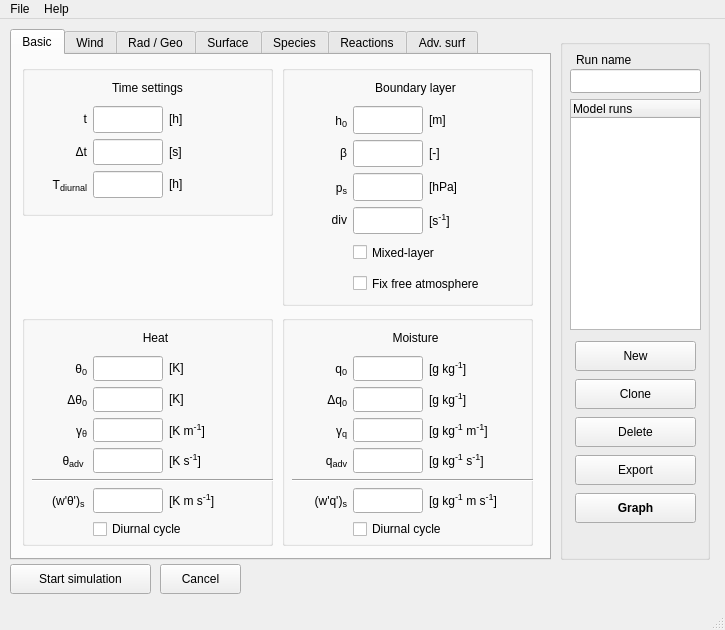
Old version of the form mainwindow.ui in the repository classmodel/modelgui.
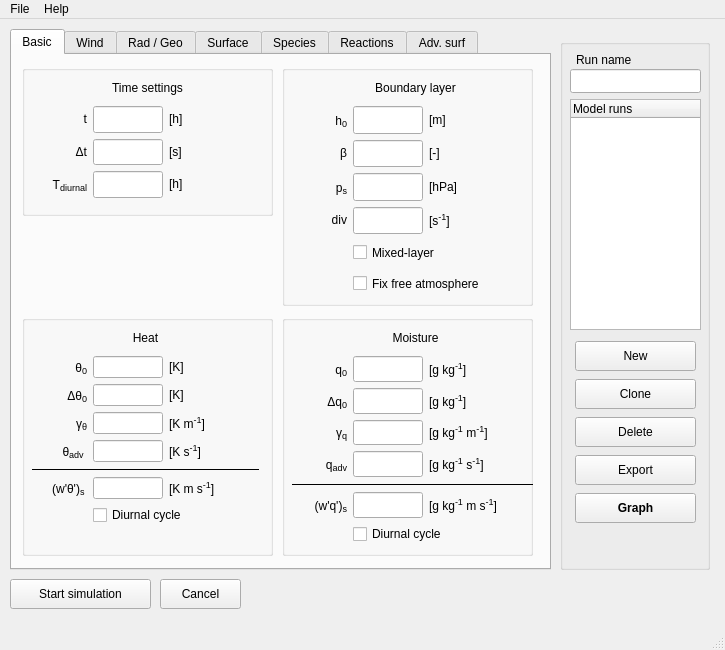
New version of the form.

Commit message: Set separation line style as plain

Diff of the .ui file:
```diff
--- a/mainwindow.ui
+++ b/mainwindow.ui
@@ -7,7 +7,7 @@
     <x>0</x>
     <y>0</y>
     <width>725</width>
-    <height>630</height>
+    <height>650</height>
    </rect>
   </property>
   <property name="sizePolicy">
@@ -19,13 +19,13 @@
   <property name="minimumSize">
    <size>
     <width>725</width>
-    <height>630</height>
+    <height>650</height>
    </size>
   </property>
   <property name="maximumSize">
    <size>
     <width>725</width>
-    <height>630</height>
+    <height>650</height>
    </size>
   </property>
   <property name="baseSize">
@@ -44,7 +44,7 @@
       <x>10</x>
       <y>10</y>
       <width>541</width>
-      <height>531</height>
+      <height>541</height>
      </rect>
     </property>
     <property name="sizePolicy">
@@ -356,7 +356,7 @@
         <x>10</x>
         <y>260</y>
         <width>251</width>
-        <height>231</height>
+        <height>241</height>
        </rect>
       </property>
       <property name="title">
@@ -367,13 +367,13 @@
         <rect>
          <x>10</x>
          <y>10</y>
-         <width>247</width>
-         <height>214</height>
+         <width>231</width>
+         <height>219</height>
         </rect>
        </property>
        <layout class="QGridLayout" name="heat_grid" columnstretch="1,0,1" columnminimumwidth="50,0,90">
         <property name="sizeConstraint">
-         <enum>QLayout::SetMinimumSize</enum>
+         <enum>QLayout::SetFixedSize</enum>
         </property>
         <item row="1" column="0">
          <widget class="QLabel" name="label_heat_theta">
@@ -788,6 +788,9 @@
         </item>
         <item row="5" column="0" colspan="3">
          <widget class="Line" name="line_2">
+          <property name="frameShadow">
+           <enum>QFrame::Plain</enum>
+          </property>
           <property name="orientation">
            <enum>Qt::Horizontal</enum>
           </property>
@@ -1202,7 +1205,7 @@
         <x>270</x>
         <y>260</y>
         <width>251</width>
-        <height>231</height>
+        <height>241</height>
        </rect>
       </property>
       <property name="title">
@@ -1214,7 +1217,7 @@
          <x>10</x>
          <y>10</y>
          <width>247</width>
-         <height>214</height>
+         <height>219</height>
         </rect>
        </property>
        <layout class="QGridLayout" name="moisture_grid" columnstretch="1,0,1" columnminimumwidth="50,0,90">
@@ -1633,6 +1636,9 @@
         </item>
         <item row="5" column="0" colspan="3">
          <widget class="Line" name="line_3">
+          <property name="frameShadow">
+           <enum>QFrame::Plain</enum>
+          </property>
           <property name="orientation">
            <enum>Qt::Horizontal</enum>
           </property>
@@ -9106,7 +9112,7 @@
       <x>560</x>
       <y>20</y>
       <width>150</width>
-      <height>521</height>
+      <height>531</height>
      </rect>
     </property>
     <property name="minimumSize">
@@ -9271,7 +9277,7 @@
     <property name="geometry">
      <rect>
       <x>10</x>
-      <y>545</y>
+      <y>560</y>
       <width>141</width>
       <height>30</height>
      </rect>
@@ -9299,7 +9305,7 @@
     <property name="geometry">
      <rect>
       <x>160</x>
-      <y>545</y>
+      <y>560</y>
       <width>81</width>
       <height>30</height>
      </rect>
```
Left out of the diff: 12 changed lines with no effect on the pictures.
